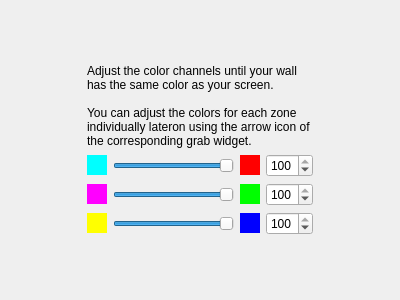
First picture: the form in Software/src/wizard/GlobalColorCoefPage.ui, repository woodenshark/Lightpack, before the edit.
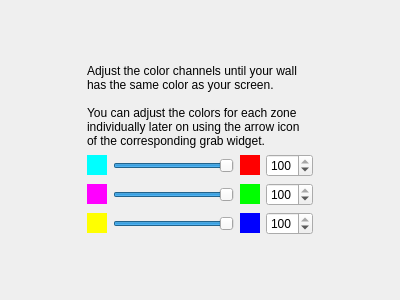
Second picture: the form after the edit. Icons and pictures are not drawn.

Commit message: Added missing space to description

Diff of the .ui file:
```diff
--- a/Software/src/wizard/GlobalColorCoefPage.ui
+++ b/Software/src/wizard/GlobalColorCoefPage.ui
@@ -664,7 +664,7 @@
       <bool>true</bool>
      </property>
      <property name="text">
-      <string>&lt;html&gt;&lt;head/&gt;&lt;body&gt;&lt;p&gt;Adjust the color channels until your wall has the same color as your screen.&lt;br/&gt;&lt;/p&gt;&lt;table border=&quot;0&quot; style=&quot; margin-top:0px; margin-bottom:0px; margin-left:0px; margin-right:0px;&quot; cellspacing=&quot;0&quot; cellpadding=&quot;0&quot;&gt;&lt;tr&gt;&lt;td&gt;&lt;p&gt;You can adjust the colors for each zone individually lateron using the arrow icon of the corresponding grab widget.&lt;/p&gt;&lt;/td&gt;&lt;td style=&quot; padding-left:2;&quot;&gt;&lt;p&gt;&lt;img src=&quot;:/buttons/arrow_right_dark_24px.png&quot;/&gt;&lt;/p&gt;&lt;/td&gt;&lt;/tr&gt;&lt;/table&gt;&lt;/body&gt;&lt;/html&gt;</string>
+      <string>&lt;html&gt;&lt;head/&gt;&lt;body&gt;&lt;p&gt;Adjust the color channels until your wall has the same color as your screen.&lt;br/&gt;&lt;/p&gt;&lt;table border=&quot;0&quot; style=&quot; margin-top:0px; margin-bottom:0px; margin-left:0px; margin-right:0px;&quot; cellspacing=&quot;0&quot; cellpadding=&quot;0&quot;&gt;&lt;tr&gt;&lt;td&gt;&lt;p&gt;You can adjust the colors for each zone individually later on using the arrow icon of the corresponding grab widget.&lt;/p&gt;&lt;/td&gt;&lt;td style=&quot; padding-left:2;&quot;&gt;&lt;p&gt;&lt;img src=&quot;:/buttons/arrow_right_dark_24px.png&quot;/&gt;&lt;/p&gt;&lt;/td&gt;&lt;/tr&gt;&lt;/table&gt;&lt;/body&gt;&lt;/html&gt;</string>
      </property>
      <property name="wordWrap">
       <bool>true</bool>
```
